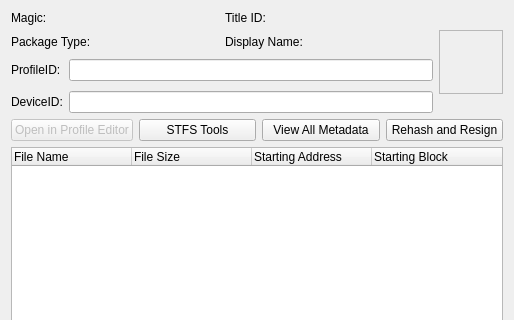
The window that Velocity/packageviewer.ui (hetelek/Velocity) describes before a commit, drawn with Qt 5; both pictures show x 0 to 514 and y 0 to 320 of the 514 by 498 pixel window.
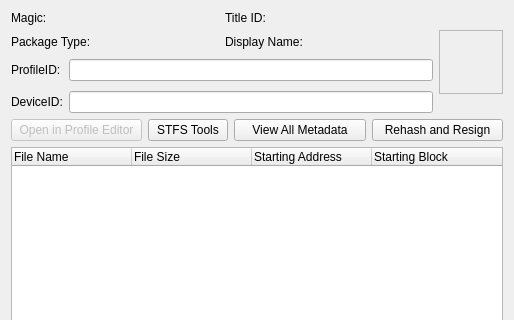
The same window after the commit. Icons and pictures are not drawn.

Commit message: created button for stfs tools dialog

What changed in the file:
```diff
--- a/Velocity/packageviewer.ui
+++ b/Velocity/packageviewer.ui
@@ -129,7 +129,7 @@
     </layout>
    </item>
    <item>
-    <layout class="QHBoxLayout" name="horizontalLayout">
+    <layout class="QHBoxLayout" name="horizontalLayout" stretch="2,1,2,2">
      <item>
       <widget class="QPushButton" name="btnProfileEditor">
        <property name="enabled">
```
Left out of the diff: 6 changed lines with no effect on the pictures. The commit also changes 2 other files.
